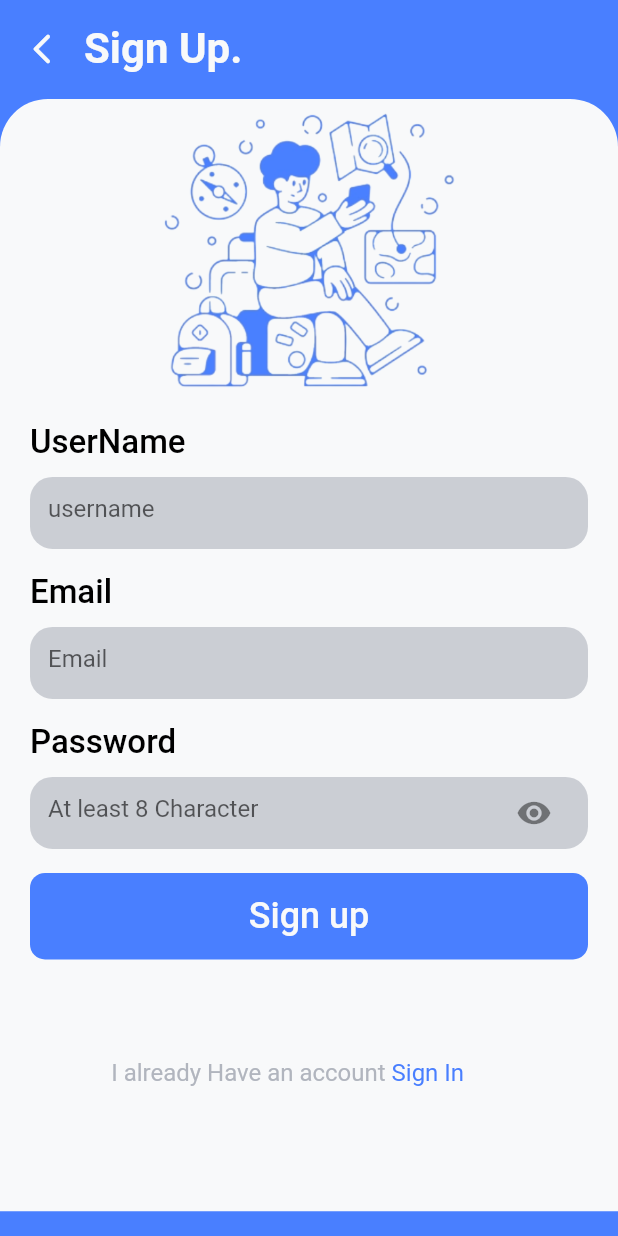
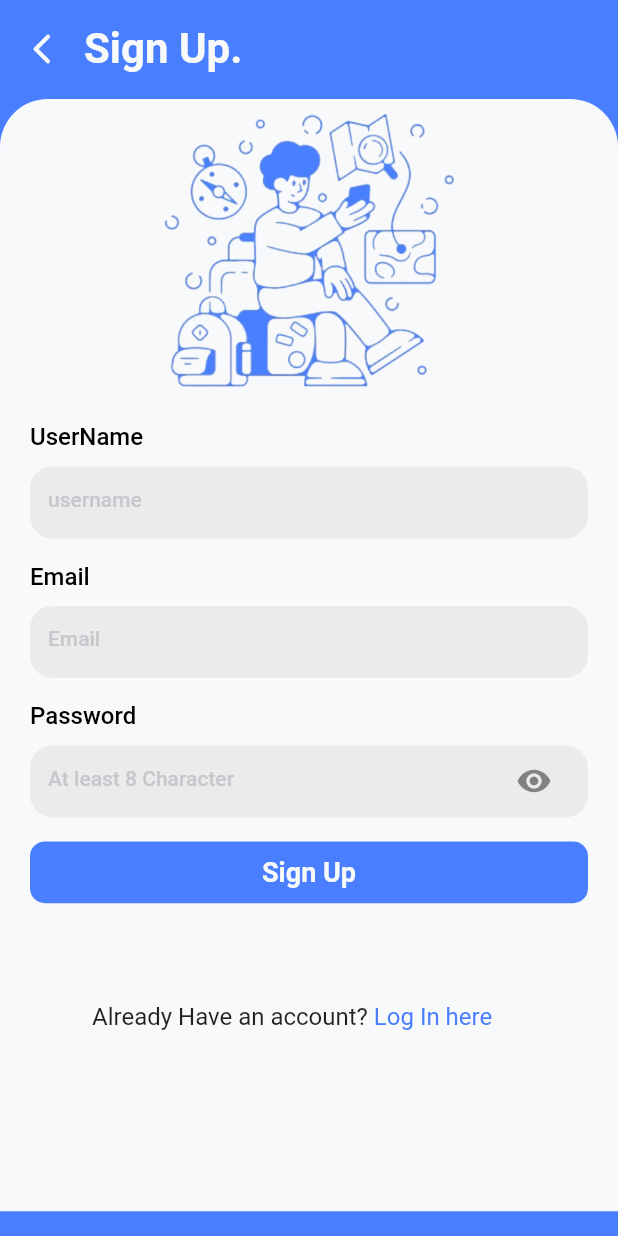
Before and after one commit to Chbilalramzan/flutterfirebaseAuth, a Flutter app: the screen it shows after launch, on a phone screen of 412 x 824 dp. Run offline on Flutter 3.47's test engine with Material 2 defaults, Android fonts, the phone set to English and light mode, and no system bars.

Commit message:
Code Structuring Completed

```diff
--- a/lib/screens/signup.dart
+++ b/lib/screens/signup.dart
@@ -1,12 +1,26 @@
-import 'package:flutter/gestures.dart';
 import 'package:flutter/material.dart';
 import 'package:loginsignup/styles/app_colors.dart';
 import 'package:loginsignup/screens/signin.dart';
+import 'package:loginsignup/widgets/custom_button.dart';
 import 'package:loginsignup/widgets/custom_formfield.dart';
 import 'package:loginsignup/widgets/custom_header.dart';
+import 'package:loginsignup/widgets/custom_richtext.dart';
 
-class SignUp extends StatelessWidget {
+class SignUp extends StatefulWidget {
   const SignUp({Key? key}) : super(key: key);
+
+  @override
+  State<SignUp> createState() => _SignUpState();
+}
+
+class _SignUpState extends State<SignUp> {
+  final _userName = TextEditingController();
+  final _emailController = TextEditingController();
+  final _passwordController = TextEditingController();
+
+  String get userName => _userName.text.trim();
+  String get email => _emailController.text.trim();
+  String get password => _passwordController.text.trim();
 
   @override
   Widget build(BuildContext context) {
@@ -19,7 +33,12 @@ class SignUp extends StatelessWidget {
             width: MediaQuery.of(context).size.width,
             color: AppColors.blue,
           ),
-          CustomHeader(text: 'Sign Up.', onTap: () {}),
+          CustomHeader(
+              text: 'Sign Up.',
+              onTap: () {
+                Navigator.pushReplacement(context,
+                    MaterialPageRoute(builder: (context) => const Signin()));
+              }),
           Positioned(
             top: MediaQuery.of(context).size.height * 0.08,
             child: Container(
@@ -43,25 +62,37 @@ class SignUp extends StatelessWidget {
                   const SizedBox(
                     height: 16,
                   ),
-                  const CustomFormField(
+                  CustomFormField(
                     headingText: "UserName",
                     hintText: "username",
                     obsecureText: false,
-                    suffixIcon: SizedBox(),
-                  ),
-                  const SizedBox(
-                    height: 16,
-                  ),
-                  const CustomFormField(
-                    headingText: "Email",
-                    hintText: "Email",
-                    obsecureText: false,
-                    suffixIcon: SizedBox(),
+                    suffixIcon: const SizedBox(),
+                    maxLines: 1,
+                    textInputAction: TextInputAction.done,
+                    textInputType: TextInputType.text,
+                    controller: _userName,
                   ),
                   const SizedBox(
                     height: 16,
                   ),
                   CustomFormField(
+                    headingText: "Email",
+                    hintText: "Email",
+                    obsecureText: false,
+                    suffixIcon: const SizedBox(),
+                    maxLines: 1,
+                    textInputAction: TextInputAction.done,
+                    textInputType: TextInputType.emailAddress,
+                    controller: _emailController,
+                  ),
+                  const SizedBox(
+                    height: 16,
+                  ),
+                  CustomFormField(
+                    maxLines: 1,
+                    textInputAction: TextInputAction.done,
+                    textInputType: TextInputType.text,
+                    controller: _passwordController,
                     headingText: "Password",
                     hintText: "At least 8 Character",
                     obsecureText: true,
@@ -71,54 +102,20 @@ class SignUp extends StatelessWidget {
                   const SizedBox(
                     height: 16,
                   ),
-                  InkWell(
+                  AuthButton(
+                    onTap: () {},
+                    text: 'Sign Up',
+                  ),
+                  CustomRichText(
+                    discription: 'Already Have an account? ',
+                    text: 'Log In here',
                     onTap: () {
-                      print("Sign up click");
+                      Navigator.pushReplacement(
+                          context,
+                          MaterialPageRoute(
+                              builder: (context) => const Signin()));
                     },
-                    child: Container(
-                      width: MediaQuery.of(context).size.width,
-                      height: MediaQuery.of(context).size.height * 0.07,
-                      margin: const EdgeInsets.only(left: 20, right: 20),
-                      decoration: const BoxDecoration(
-                          color: AppColors.blue,
-                          borderRadius: BorderRadius.all(Radius.circular(10))),
-                      child: const Center(
-                        child: Text(
-                          "Sign up",
-                          style: TextStyle(
-                              fontSize: 24,
-                              fontWeight: FontWeight.w500,
-                              color: AppColors.whiteshade),
-                        ),
-                      ),
-                    ),
-                  ),
-                  Container(
-                    margin: EdgeInsets.only(
-                        left: MediaQuery.of(context).size.width * 0.18,
-                        top: MediaQuery.of(context).size.height * 0.08),
-                    child: Text.rich(
-                      TextSpan(
-                          text: "I already Have an account ",
-                          style: TextStyle(
-                              color: AppColors.grayshade.withOpacity(0.8),
-                              fontSize: 16),
-                          children: [
-                            TextSpan(
-                                text: "Sign In",
-                                style: TextStyle(
-                                    color: AppColors.blue, fontSize: 16),
-                                recognizer: TapGestureRecognizer()
-                                  ..onTap = () {
-                                    Navigator.pushReplacement(
-                                        context,
-                                        MaterialPageRoute(
-                                            builder: (context) => Signin()));
-                                    print("Sign in click");
-                                  }),
-                          ]),
-                    ),
-                  ),
+                  )
                 ],
               ),
             ),
--- a/lib/styles/app_colors.dart
+++ b/lib/styles/app_colors.dart
@@ -5,7 +5,8 @@ class AppColors {
   static const whiteshade = Color(0xFFF8F9FA);
   static const blue = Color(0xFF497fff);
   static const lightblueshade = Color(0xFF758CC8);
-  static const grayshade = Color(0xFF9FA4AF);
+  static const grayshade = Color(0xFFEBEBEB);
   static const lightblue = Color(0xFF4B68D1);
   static const blackshade = Color(0xFF555555);
+  static const hintText = Color(0xFFC7C7CD);
 }
--- a/lib/styles/text_styles.dart
+++ b/lib/styles/text_styles.dart
@@ -5,4 +5,13 @@ import 'app_colors.dart';
 class KTextStyle {
   static const headerTextStyle = TextStyle(
       color: AppColors.whiteshade, fontSize: 28, fontWeight: FontWeight.w700);
+
+  static const textFieldHeading =
+      TextStyle(color: Colors.black, fontSize: 16, fontWeight: FontWeight.w500);
+
+  static const textFieldHintStyle = TextStyle(
+      color: AppColors.hintText, fontSize: 14, fontWeight: FontWeight.w500);
+
+  static const authButtonTextStyle = TextStyle(
+      fontSize: 18, fontWeight: FontWeight.w600, color: AppColors.whiteshade);
 }
--- a/lib/widgets/custom_button.dart
+++ b/lib/widgets/custom_button.dart
@@ -0,0 +1,32 @@
+import 'package:flutter/material.dart';
+import 'package:loginsignup/styles/app_colors.dart';
+import 'package:loginsignup/styles/text_styles.dart';
+
+class AuthButton extends StatelessWidget {
+  final String text;
+  final Function() onTap;
+
+  const AuthButton({Key? key, required this.onTap, required this.text})
+      : super(key: key);
+
+  @override
+  Widget build(BuildContext context) {
+    return InkWell(
+      onTap: onTap,
+      child: Container(
+        width: MediaQuery.of(context).size.width,
+        height: MediaQuery.of(context).size.height * 0.05,
+        margin: const EdgeInsets.only(left: 20, right: 20),
+        decoration: const BoxDecoration(
+            color: AppColors.blue,
+            borderRadius: BorderRadius.all(Radius.circular(10))),
+        child: Center(
+          child: Text(
+            text,
+            style: KTextStyle.authButtonTextStyle,
+          ),
+        ),
+      ),
+    );
+  }
+}
--- a/lib/widgets/custom_formfield.dart
+++ b/lib/widgets/custom_formfield.dart
@@ -1,17 +1,33 @@
 import 'package:flutter/material.dart';
 import 'package:loginsignup/styles/app_colors.dart';
+import 'package:loginsignup/styles/text_styles.dart';
 
 class CustomFormField extends StatelessWidget {
   final String headingText;
   final String hintText;
   final bool obsecureText;
   final Widget suffixIcon;
+  final TextInputType textInputType;
+  final TextInputAction textInputAction;
+  final TextEditingController controller;
+  // final TextStyle hintTextStyle;
+  // final TextStyle textStyle;
+  // final bool hasFocus;
+  final int maxLines;
+
   const CustomFormField(
       {Key? key,
       required this.headingText,
       required this.hintText,
       required this.obsecureText,
-      required this.suffixIcon})
+      required this.suffixIcon,
+      required this.textInputType,
+      required this.textInputAction,
+      required this.controller,
+      // required this.hintTextStyle,
+      // required this.textStyle,
+      // required this.hasFocus,
+      required this.maxLines})
       : super(key: key);
 
   @override
@@ -27,25 +43,26 @@ class CustomFormField extends StatelessWidget {
           ),
           child: Text(
             headingText,
-            style: const TextStyle(
-                color: Colors.black, fontSize: 22, fontWeight: FontWeight.w500),
+            style: KTextStyle.textFieldHeading,
           ),
         ),
         Container(
           margin: const EdgeInsets.only(left: 20, right: 20),
           decoration: BoxDecoration(
-            color: AppColors.grayshade.withOpacity(0.5),
-            // border: Border.all(
-            //   width: 1,
-            // ),
+            color: AppColors.grayshade,
             borderRadius: BorderRadius.circular(15),
           ),
           child: Padding(
             padding: const EdgeInsets.symmetric(horizontal: 12.0),
             child: TextField(
+              maxLines: maxLines,
+              controller: controller,
+              textInputAction: textInputAction,
+              keyboardType: textInputType,
               obscureText: obsecureText,
               decoration: InputDecoration(
                   hintText: hintText,
+                  hintStyle: KTextStyle.textFieldHintStyle,
                   border: InputBorder.none,
                   suffixIcon: suffixIcon),
             ),
--- /dev/null
+++ b/lib/widgets/custom_richtext.dart
@@ -0,0 +1,36 @@
+import 'package:flutter/gestures.dart';
+import 'package:flutter/material.dart';
+import 'package:loginsignup/screens/signup.dart';
+import 'package:loginsignup/styles/app_colors.dart';
+
+class CustomRichText extends StatelessWidget {
+  final String discription;
+  final String text;
+  final Function() onTap;
+  const CustomRichText(
+      {Key? key,
+      required this.discription,
+      required this.text,
+      required this.onTap})
+      : super(key: key);
+// "Don't already Have an account? "
+  @override
+  Widget build(BuildContext context) {
+    return Container(
+      margin: EdgeInsets.only(
+          left: MediaQuery.of(context).size.width * 0.149,
+          top: MediaQuery.of(context).size.height * 0.08),
+      child: Text.rich(
+        TextSpan(
+            text: discription,
+            style: const TextStyle(color: Colors.black87, fontSize: 16),
+            children: [
+              TextSpan(
+                  text: text,
+                  style: const TextStyle(color: AppColors.blue, fontSize: 16),
+                  recognizer: TapGestureRecognizer()..onTap = onTap),
+            ]),
+      ),
+    );
+  }
+}
--- a/pubspec.yaml
+++ b/pubspec.yaml
@@ -3,7 +3,7 @@ description: A new Flutter project.
 
 # The following line prevents the package from being accidentally published to
 # pub.dev using `flutter pub publish`. This is preferred for private packages.
-publish_to: 'none' # Remove this line if you wish to publish to pub.dev
+publish_to: "none" # Remove this line if you wish to publish to pub.dev
 
 # The following defines the version and build number for your application.
 # A version number is three numbers separated by dots, like 1.2.43
@@ -30,7 +30,6 @@ dependencies:
   flutter:
     sdk: flutter
 
-
   # The following adds the Cupertino Icons font to your application.
   # Use with the CupertinoIcons class for iOS style icons.
   cupertino_icons: ^1.0.2
@@ -52,7 +51,6 @@ dev_dependencies:
 
 # The following section is specific to Flutter.
 flutter:
-
   # The following line ensures that the Material Icons font is
   # included with your application, so that you can use the icons in
   # the material Icons class.
```
Also changed, not shown: lib/screens/signin.dart (+39 -50 lines), 5 other files.
